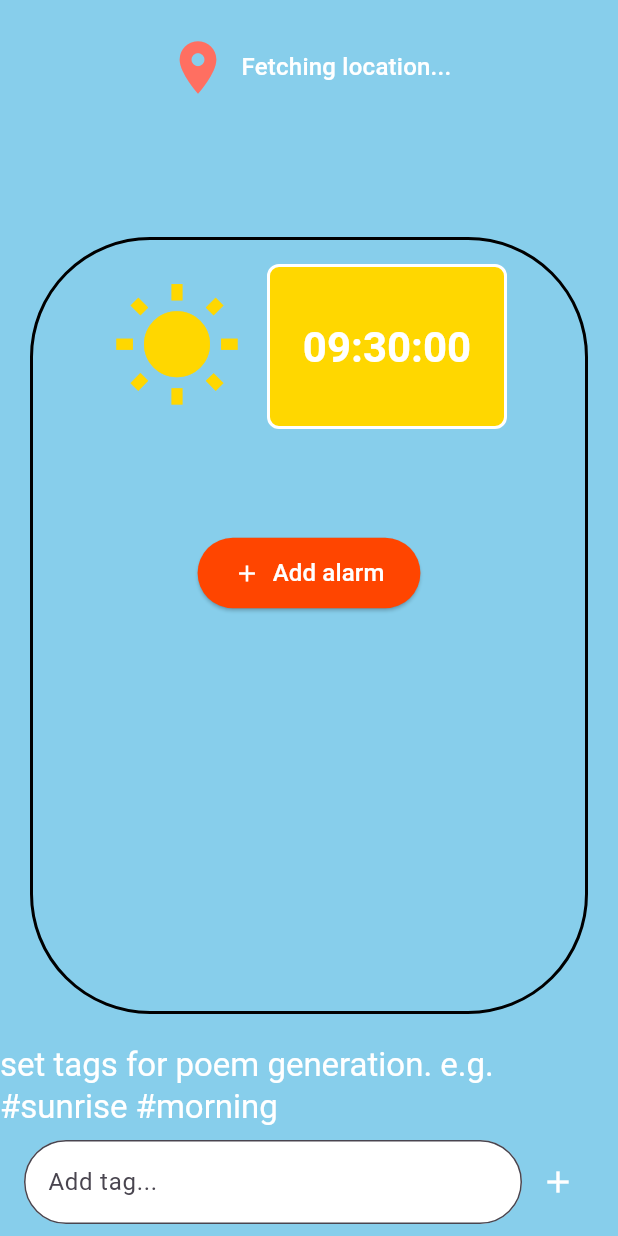
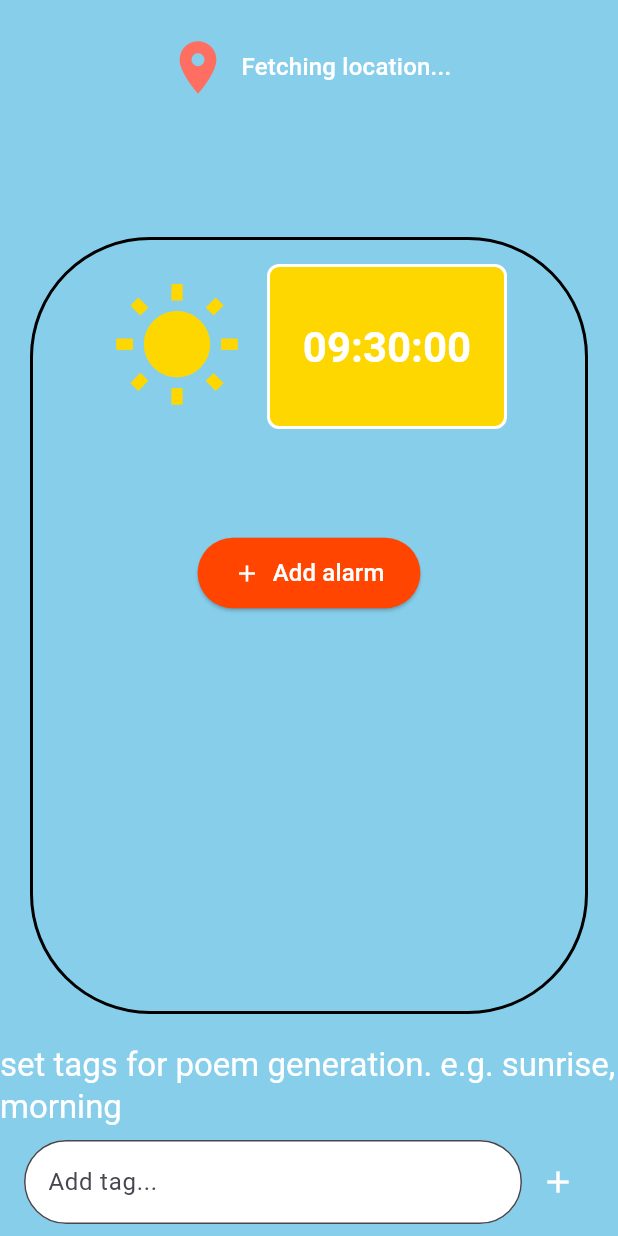
Before and after one commit to hazit90/AlarmPoet, a Flutter app: the screen it shows after launch, on a phone screen of 412 x 824 dp. Run offline on Flutter 3.47's test engine with Material 3 defaults, Android fonts, the phone set to English and light mode, and no system bars; our stand-ins replace flutter_local_notifications, location; missing offline and left inert: alarm, daylight; statements that could not run were skipped.

```diff
--- a/frontend/alarm_poet_flutter/lib/view/poem_tags.dart
+++ b/frontend/alarm_poet_flutter/lib/view/poem_tags.dart
@@ -35,7 +35,7 @@ class _PoemTagsState extends State<PoemTags> {
       children: [
         Center(
           child: Text(
-            'set tags for poem generation. e.g. #sunrise #morning',
+            'set tags for poem generation. e.g. sunrise, morning',
             style: Theme.of(context)
                 .textTheme
                 .titleLarge
```
Also changed, not shown: 1 other file.
